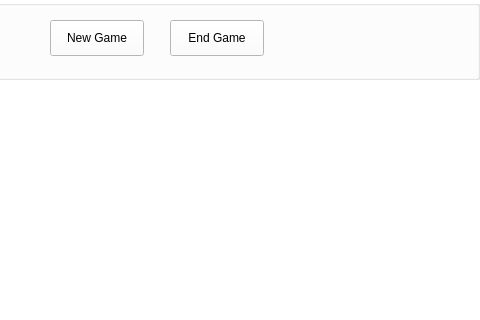
Old version of the form client/src/GameWindow.ui in the repository name1e5s/MemoryGame; both pictures show x 600 to 1080 and y 0 to 320 of the 1080 by 720 pixel window.
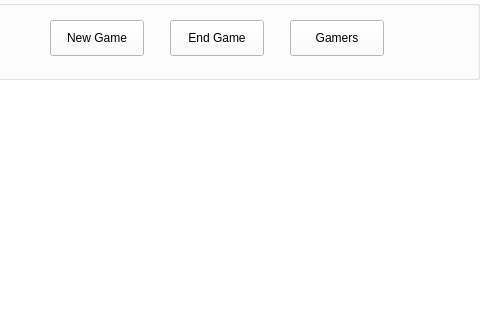
New version of the form.

What changed in the file:
```diff
--- a/client/src/GameWindow.ui
+++ b/client/src/GameWindow.ui
@@ -181,6 +181,19 @@
       <string>End Game</string>
      </property>
     </widget>
+    <widget class="QPushButton" name="gamers">
+     <property name="geometry">
+      <rect>
+       <x>890</x>
+       <y>20</y>
+       <width>94</width>
+       <height>36</height>
+      </rect>
+     </property>
+     <property name="text">
+      <string>Gamers</string>
+     </property>
+    </widget>
    </widget>
    <widget class="Line" name="line">
     <property name="geometry">
```
